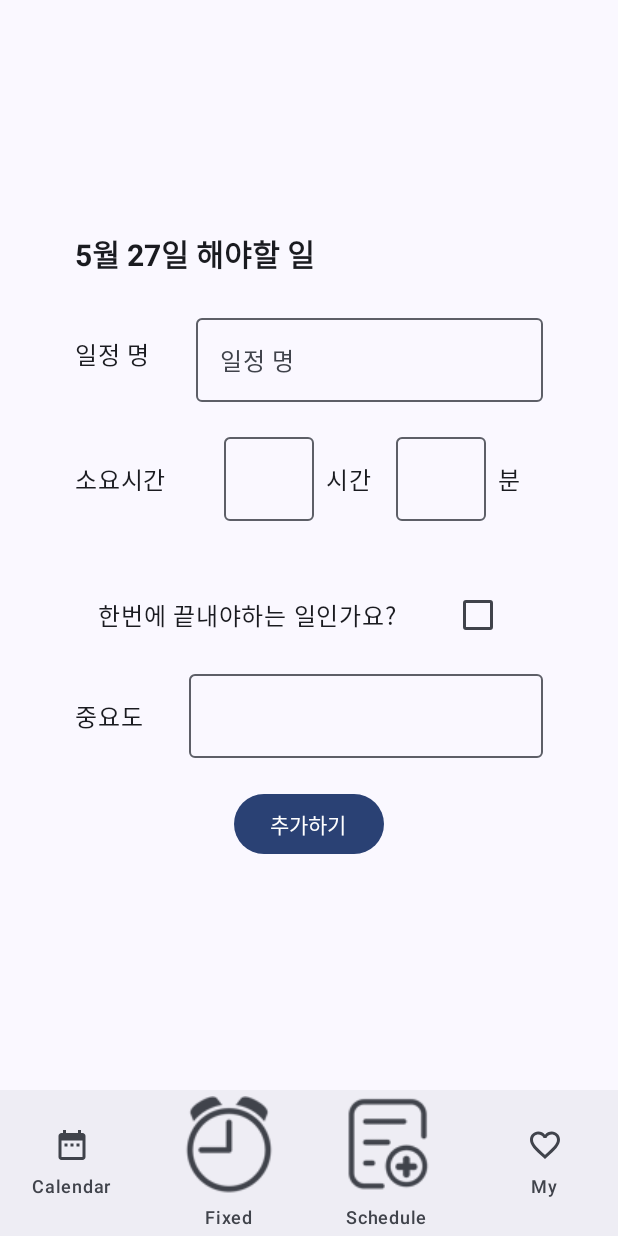
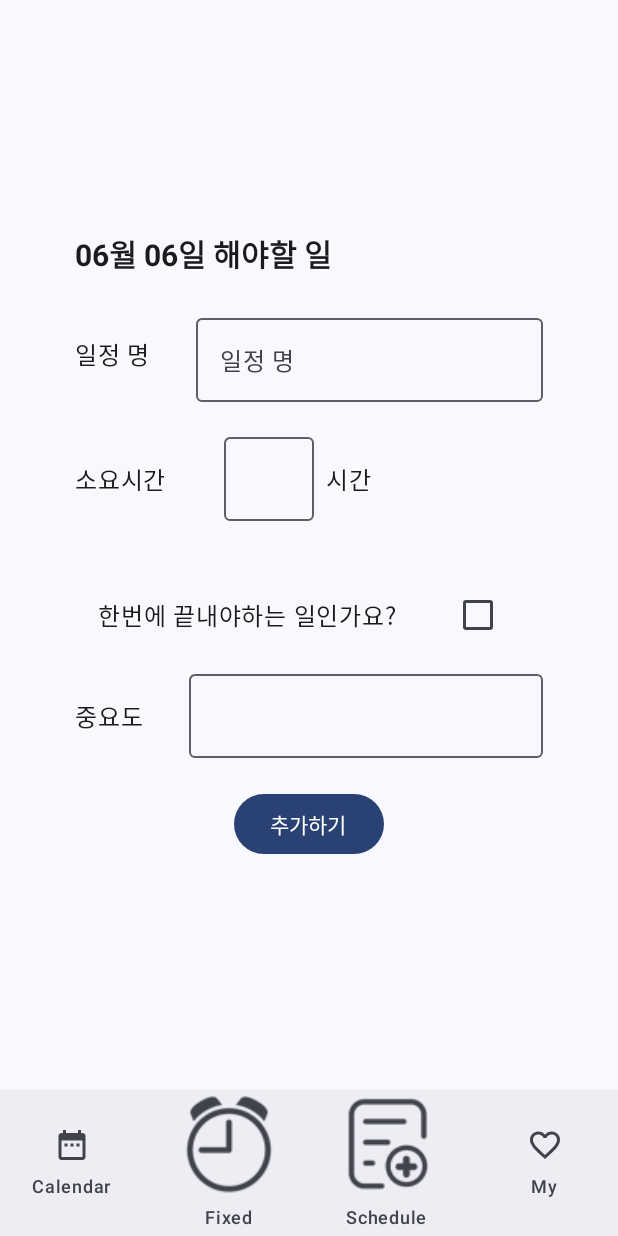
Before and after one commit to grilledbacon09/TimeWeaver, an Android app built with Jetpack Compose: the screen it shows after launch (MainActivity), after a tap on "plus work to list", on a phone screen of 412 x 824 dp. Run offline under Robolectric (Android 15) with nearby library versions, the phone set to English and light mode, and no system bars; our stand-ins replace Room's generated code.

Commit message:
6/6 viewModel로 값 입력 ,deadline 수정

```diff
--- a/app/src/main/java/com/example/timeweaver/navigation/MainScreen.kt
+++ b/app/src/main/java/com/example/timeweaver/navigation/MainScreen.kt
@@ -12,8 +12,10 @@ import androidx.compose.ui.platform.LocalContext
 import androidx.lifecycle.ViewModelStoreOwner
 import androidx.lifecycle.viewmodel.compose.viewModel
 import androidx.navigation.NavHostController
+import androidx.navigation.NavType
 import androidx.navigation.compose.NavHost
 import androidx.navigation.compose.composable
+import androidx.navigation.navArgument
 import com.example.timeweaver.screens.AddFixedTask
 import com.example.timeweaver.screens.CalendarPlus
 import com.example.timeweaver.screens.CalendarScreen
@@ -56,8 +58,20 @@ fun Navigate(navController: NavHostController) {
                         CalendarScreen(navController = navController)
                     }
 
-                    composable(route = Routes.CalendarPlus.route) {
-                        CalendarPlus(navController = navController)
+//                    composable(route = Routes.CalendarPlus.route) {
+//                        CalendarPlus(navController = navController)
+//                    }
+                    composable(route = Routes.CalendarPlus.route,
+                        arguments = listOf(
+                            navArgument("month") { type = NavType.StringType },
+                            navArgument("day") { type = NavType.StringType },
+                            navArgument("date") { type = NavType.StringType }
+                        )
+                        ) { backStackEntry ->
+                        val month = backStackEntry.arguments?.getString("month") ?: ""
+                        val day = backStackEntry.arguments?.getString("day") ?: ""
+                        val date = backStackEntry.arguments?.getString("date") ?: ""
+                        CalendarPlus(navController = navController,month=month,day=day, date = date)
                     }
 
                     composable(route = Routes.Fixed.route) {
--- a/app/src/main/java/com/example/timeweaver/navigation/Routes.kt
+++ b/app/src/main/java/com/example/timeweaver/navigation/Routes.kt
@@ -3,7 +3,10 @@ package com.example.timeweaver.navigation
 
 sealed class Routes (val route: String) {
     object Calendar : Routes("Calendar")
-    object CalendarPlus : Routes("CalendarPlus")
+    //object CalendarPlus : Routes("CalendarPlus")
+    object CalendarPlus : Routes("CalendarPlus/{month}/{day}/{date}") {
+        fun createRoute(month: String, day: String, date: String) = "CalendarPlus/$month/$day/$date"
+    }
     object Fixed : Routes("Fixed")
     object Schedule : Routes("Schedule")
     object My : Routes("My")
--- a/app/src/main/java/com/example/timeweaver/screens/Calendar.kt
+++ b/app/src/main/java/com/example/timeweaver/screens/Calendar.kt
@@ -1,5 +1,6 @@
 package com.example.timeweaver.screens
 
+import android.util.Log
 import android.widget.CalendarView
 import androidx.compose.foundation.ExperimentalFoundationApi
 import androidx.compose.foundation.layout.Arrangement
@@ -52,7 +53,14 @@ fun CalendarScreen(navController: NavHostController) {
     var monthState by navViewModel.monthState
     var dayState by navViewModel.dayState
 
-    var list = listOf("모프 제안서","실습보고서 12주차","회의록 제출","코드 개발")
+//    var list = listOf("모프 제안서","실습보고서 12주차","회의록 제출","코드 개발")
+//    val list = navViewModel.tasklist.map { it.name }
+    // 선택한 날짜를 YYYYMMDD 형식의 int 값으로 변환
+    val selectedDateInt = "$yearState${monthState.padStart(2, '0')}${dayState.padStart(2, '0')}".toInt()
+
+    // 선택한 날짜와 같은 deadline을 갖는 Task들을 필터링
+    val filteredTasks = navViewModel.tasklist.filter { it.deadline == selectedDateInt }
+    val list =filteredTasks.map{it.name}
     var checkBoxList by remember { mutableStateOf(list.map { false }.toMutableList()) }
 //    Column {
 //        Text(navViewModel.tasklist[0].name)
@@ -97,6 +105,10 @@ fun CalendarScreen(navController: NavHostController) {
                 modifier = Modifier,
                 onCheckBoxClick = {
                     checkBoxList = checkBoxList.toMutableList().also { it[index] = !it[index] }
+                    // 체크박스 상태 변경 시, tasklist의 해당 Task 객체의 completed 속성 업데이트
+                    val task = filteredTasks[index]
+                    task.completed = checkBoxList[index]
+                    //Log.d("completed","Task '${task.name}' completed: ${task.completed}")
 
                 }
             )
@@ -108,8 +120,9 @@ fun CalendarScreen(navController: NavHostController) {
             )
         }
         item {
-            ListPlusButton {
-                navController.navigate(Routes.CalendarPlus.route)
+            val formattedDate = "${yearState}${monthState.padStart(2, '0')}${dayState.padStart(2, '0')}"
+            ListPlusButton(monthState,dayState,formattedDate) { monthstate,dayState,date ->
+                navController.navigate(Routes.CalendarPlus.createRoute(monthstate,dayState,date))
             }
         }
 
@@ -141,14 +154,14 @@ fun ScheduleHeader(month: String, day: String, modifier: Modifier) {
 }
 
 @Composable
-fun ListPlusButton(listPlus:()->Unit) {
+fun ListPlusButton(month:String,day:String,date: String, listPlus: (String,String,String) -> Unit) {
     Box (modifier = Modifier.fillMaxSize()){
         FloatingActionButton(
             modifier = Modifier
                 .padding(16.dp)
                 .size(50.dp)
                 .align(Alignment.BottomEnd),
-            onClick = listPlus
+            onClick = {listPlus(month,day,date)}
         ) {
             Icon(
                 imageVector = Icons.Default.Add,
--- a/app/src/main/java/com/example/timeweaver/screens/CalendarPlus.kt
+++ b/app/src/main/java/com/example/timeweaver/screens/CalendarPlus.kt
@@ -1,5 +1,6 @@
 package com.example.timeweaver.screens
 
+import android.util.Log
 import androidx.compose.foundation.layout.Arrangement
 import androidx.compose.foundation.layout.Column
 import androidx.compose.foundation.layout.Row
@@ -35,47 +36,48 @@ import com.example.timeweaver.navigation.NavViewModel
 import com.example.timeweaver.navigation.Routes
 import com.example.timeweaver.roomDB.TodoDatabase
 import com.example.timeweaver.roomDB.TodoEntity
+import org.intellij.lang.annotations.JdkConstants.CalendarMonth
 
 @Composable
-fun CalendarPlus(navController: NavHostController,selectedEntity: TodoEntity?=null) {
+fun CalendarPlus(navController: NavHostController,month: String,day:String,date:String,selectedEntity: TodoEntity?=null) {
 
     val navViewModel: NavViewModel = viewModel(viewModelStoreOwner = LocalNavGraphViewModelStoreOwner.current)
 
     val context = LocalContext.current
     val itemdb = TodoDatabase.getItemDatabase(context);
-//    val viewModel:ItemViewModel =
-//        viewModel(factory =ItemViewModelFactory(Repository(itemdb)) )//Factory 객체
+
 
     var itemId by remember {
         mutableStateOf("")
     }
-    var scheduleName by navViewModel.scheduleName//string
-    var estimatedTimeH by navViewModel.estimatedTimeH//string
-    var estimatedTimeM by navViewModel.estimatedTimeM//string
-    //var once by navViewModel.once//boolean
-    var importance by navViewModel.importance//string
-    //val once = remember { mutableStateOf(false) }
-//    val onceState = remember { mutableStateOf(TodoEntity.once) }
-   // var onceState by remember { mutableStateOf(selectedEntity?.once ?: false) }
+    var scheduleName by remember {
+        mutableStateOf("")
+    }
+    var estimatedTimeH by remember {
+        mutableStateOf("")
+    }
+    var importance by remember {
+        mutableStateOf("")
+    }
     var once by remember { mutableStateOf(false) }
 
     val id = itemId.toIntOrNull()?:0
     val timeH = estimatedTimeH.toIntOrNull() ?:0
-    val timeM = estimatedTimeH.toIntOrNull()?:0
     val importance1 = importance.toIntOrNull()?:0
+    val deadline = date.toIntOrNull()?:0
 
     //val Entity = TodoEntity(id,scheduleName,timeH,timeM,onceState,importance1)
 
-    LaunchedEffect(selectedEntity) {
-        if (selectedEntity != null) {
-            var id = selectedEntity.id.toString()
-            var name= selectedEntity.name
-            var timeH= selectedEntity.timeH.toString()
-            var timeM= selectedEntity.timeM.toString()
-            var once= selectedEntity.once
-            var importance= selectedEntity.importance.toString()
-        }
-    }
+//    LaunchedEffect(selectedEntity) {
+//        if (selectedEntity != null) {
+//            var id = selectedEntity.id.toString()
+//            var name= selectedEntity.name
+//            var timeH= selectedEntity.timeH.toString()
+//            var timeM= selectedEntity.timeM.toString()
+//            var once= selectedEntity.once
+//            var importance= selectedEntity.importance.toString()
+//        }
+//    }
 
     fun clearText(){//다 입력하고 버튼 누르면 비우고 싶다
         var id = ""
@@ -93,7 +95,7 @@ fun CalendarPlus(navController: NavHostController,selectedEntity: TodoEntity?=nu
         verticalArrangement = Arrangement.Center
     ){
         Text(
-            text = "5월 27일 해야할 일",
+            text = "${month}월 ${day}일 해야할 일",
             modifier = Modifier.padding(bottom = 20.dp),
             style = TextStyle(
                 fontSize = 20.sp, // 텍스트 크기 설정
@@ -107,10 +109,10 @@ fun CalendarPlus(navController: NavHostController,selectedEntity: TodoEntity?=nu
         EditTimeField(
             value1 = estimatedTimeH,
             onValuechange1 = {estimatedTimeH=it},
-            label1 ="시간" ,
-            value2 = estimatedTimeM ,
-            onValuechange2 = {estimatedTimeM=it},
-            label2 ="분"
+            label1 ="시간"
+//            value2 = estimatedTimeM ,
+//            onValuechange2 = {estimatedTimeM=it},
+//            label2 ="분"
         )
         OnceCheckBox(
             checked = once,
@@ -119,11 +121,19 @@ fun CalendarPlus(navController: NavHostController,selectedEntity: TodoEntity?=nu
         ImportanceField(value = importance, onValuechange = {importance=it})
 
         //추가하기 버튼
-        Column (modifier = Modifier.fillMaxWidth().padding(top = 20.dp), horizontalAlignment = Alignment.CenterHorizontally){
+        Column (modifier = Modifier
+            .fillMaxWidth()
+            .padding(top = 20.dp), horizontalAlignment = Alignment.CenterHorizontally){
             Button(modifier = Modifier.padding(),
                 onClick = {
-                    navController.navigate(Routes.Calendar.route)
-                }) {
+                    if(scheduleName!=""&&estimatedTimeH!=null){
+                        val task = Task(scheduleName, navViewModel.tasklist.size, importance1, false, once,deadline,timeH)
+                        navViewModel.tasklist.add(task)
+                        // Task 정보를 로그에 출력
+                        Log.d("TaskAdded", "Task name: ${task.name}, ID: ${navViewModel.tasklist.size}, Importance: ${task.importance}, Completed: ${task.completed}, Once: ${task.once}, Deadline: ${task.deadline}, Time: ${task.time}")
+                        navController.navigate(Routes.Calendar.route)
+                    }
+                }) {1
                 Text(text = "추가하기")
             }
         }
@@ -157,9 +167,9 @@ fun EditNameField(value:String,
 fun EditTimeField(value1:String,
                   onValuechange1:(String)->Unit,
                   label1:String,
-                  value2:String,
-                  onValuechange2:(String)->Unit,
-                  label2:String,
+//                  value2:String,
+//                  onValuechange2:(String)->Unit,
+//                  label2:String,
                   modifier: Modifier = Modifier) {
     Row(verticalAlignment = Alignment.CenterVertically,
         modifier = Modifier.padding(bottom = 15.dp)) {
@@ -174,16 +184,16 @@ fun EditTimeField(value1:String,
                 .width(60.dp)
         )
         Text(label1)
-        Spacer(modifier = Modifier.width(8.dp))
-        OutlinedTextField(
-            value = value2,
-            onValueChange = onValuechange2,
-            modifier = modifier
-                .padding(8.dp)
-                .height(56.dp)
-                .width(60.dp)
-        )
-        Text(label2)
+//        Spacer(modifier = Modifier.width(8.dp))
+//        OutlinedTextField(
+//            value = value2,
+//            onValueChange = onValuechange2,
+//            modifier = modifier
+//                .padding(8.dp)
+//                .height(56.dp)
+//                .width(60.dp)
+//        )
+//        Text(label2)
     }
 
 }
```
Also changed, not shown: app/src/main/java/com/example/timeweaver/screens/Fixed.kt (+26 -1 lines).
